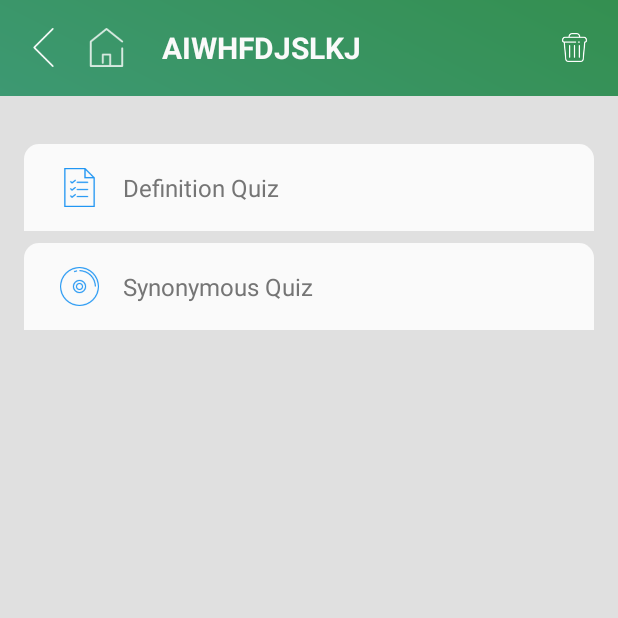
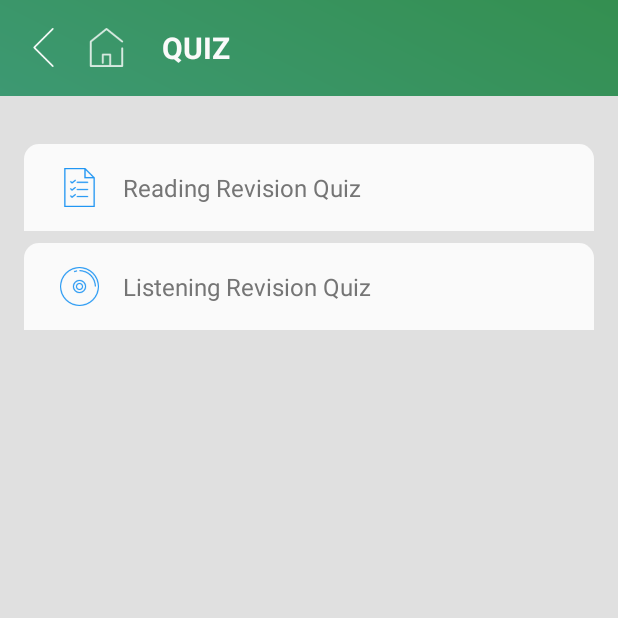
Before and after one commit to phamnutuyetan/DictwithOCR, an Android app: the QuizActivity screen opened directly, with no data from a screen before it, on a phone screen of 412 x 824 dp, the top half of it. Run offline under Robolectric (Android 15) with nearby library versions, the phone set to English and light mode, and no system bars; our stand-ins replace ButterKnife.

Commit message:
fix some bugs

```diff
--- a/Image2Text/app/src/main/java/com/deep/jscandictionary/CustomActionBarFragment.java
+++ b/Image2Text/app/src/main/java/com/deep/jscandictionary/CustomActionBarFragment.java
@@ -25,6 +25,7 @@ public class CustomActionBarFragment extends Fragment implements View.OnClickLis
     public static final int SIMPLE_TITLE_TYPE = 1;                 // for: OCRActivity, MultiTranslateActivity,...
     public static final int FAVORITE_TITLE_TYPE = 2;        // for: FavoriteActivity,...
     public static final int DETAIL_TITLE_TYPE = 3;          // for: DetailActivity
+    public static final int INFOMATION_TITLE_TYPE = 4;      // for: InformationActivity
 
     @BindView(R.id.ibtn_back)
     ImageButton btnBack;
@@ -38,8 +39,6 @@ public class CustomActionBarFragment extends Fragment implements View.OnClickLis
     CheckBox cbFavorite;
     @BindView(R.id.ibtn_home)
     ImageButton btnHome;
-
-    //private int type = SIMPLE_TITLE_TYPE;
 
     @Override
     public View onCreateView(LayoutInflater inflater, ViewGroup container, Bundle savedInstanceState){
@@ -76,6 +75,7 @@ public class CustomActionBarFragment extends Fragment implements View.OnClickLis
     }
 
     private void setInvisibleAll(){
+        btnHome.setVisibility(View.GONE);
         btnBin.setVisibility(View.INVISIBLE);
         tvTitle.setVisibility(View.INVISIBLE);
         searchView.setVisibility(View.INVISIBLE);
@@ -86,20 +86,30 @@ public class CustomActionBarFragment extends Fragment implements View.OnClickLis
         setInvisibleAll();
         switch (type){
             case SEARCH_RESULT_TITLE_TYPE:
+                btnHome.setVisibility(View.VISIBLE);
                 searchView.setVisibility(View.VISIBLE);
                 break;
 
             case DETAIL_TITLE_TYPE:
+                btnHome.setVisibility(View.VISIBLE);
                 tvTitle.setVisibility(View.VISIBLE);
                 cbFavorite.setVisibility(View.VISIBLE);
                 break;
 
             case FAVORITE_TITLE_TYPE:
+                btnHome.setVisibility(View.VISIBLE);
                 tvTitle.setVisibility(View.VISIBLE);
+                tvTitle.setText(title);
                 btnBin.setVisibility(View.VISIBLE);
                 break;
 
             case SIMPLE_TITLE_TYPE:
+                btnHome.setVisibility(View.VISIBLE);
+                tvTitle.setVisibility(View.VISIBLE);
+                tvTitle.setText(title);
+                break;
+
+            case INFOMATION_TITLE_TYPE:
                 tvTitle.setVisibility(View.VISIBLE);
                 tvTitle.setText(title);
                 break;
--- a/Image2Text/app/src/main/java/com/deep/jscandictionary/FavoriteActivity.java
+++ b/Image2Text/app/src/main/java/com/deep/jscandictionary/FavoriteActivity.java
@@ -72,7 +72,7 @@ public class FavoriteActivity extends FragmentActivity implements LoaderManager.
 
         // join the ActionBar on the top of this layout
         actionBarFragment = (CustomActionBarFragment) getSupportFragmentManager().findFragmentById(R.id.fr_action_bar);
-        actionBarFragment.setActionBarType(CustomActionBarFragment.FAVORITE_TITLE_TYPE, "FavoriteActivity");
+        actionBarFragment.setActionBarType(CustomActionBarFragment.FAVORITE_TITLE_TYPE, getString(R.string.favorite_title));
         actionBarFragment.btnBin.setOnClickListener(btnBinClickListener);
     }
 
--- a/Image2Text/app/src/main/java/com/deep/jscandictionary/MainActivity.java
+++ b/Image2Text/app/src/main/java/com/deep/jscandictionary/MainActivity.java
@@ -113,6 +113,8 @@ public class MainActivity extends AppCompatActivity implements View.OnClickListe
                 break;
 
             case R.id.btn_info:
+                intent = new Intent(this, InfomationActivity.class);
+                startActivity(intent);
                 break;
         }
     }
--- a/Image2Text/app/src/main/java/com/deep/jscandictionary/OCRActivity.java
+++ b/Image2Text/app/src/main/java/com/deep/jscandictionary/OCRActivity.java
@@ -59,7 +59,7 @@ public class OCRActivity extends FragmentActivity implements View.OnClickListene
 
         CustomActionBarFragment actionBarFragment = (CustomActionBarFragment) getSupportFragmentManager().findFragmentById(R.id.fr_action_bar);
         actionBarFragment.setActionBarType(CustomActionBarFragment.SIMPLE_TITLE_TYPE,
-                getString(R.string.multi_translate_title));
+                getString(R.string.ocr_title));
 
 
         String[] paths = new String[]{DATA_PATH, DATA_PATH + "tessdata/"};
--- a/Image2Text/app/src/main/java/com/deep/jscandictionary/Quiz/SynonymousQuizFragment.java
+++ b/Image2Text/app/src/main/java/com/deep/jscandictionary/Quiz/ListeningQuizFragment.java
@@ -41,7 +41,7 @@ import butterknife.ButterKnife;
  * Created by Phuong Nguyen Lan on 05/04/2017.
  */
 
-public class SynonymousQuizFragment extends Fragment implements LoaderManager.LoaderCallbacks<Cursor>,
+public class ListeningQuizFragment extends Fragment implements LoaderManager.LoaderCallbacks<Cursor>,
         View.OnClickListener{
     private static final int LOADER = 0;
 
--- a/Image2Text/app/src/main/java/com/deep/jscandictionary/Quiz/QuizActivity.java
+++ b/Image2Text/app/src/main/java/com/deep/jscandictionary/Quiz/QuizActivity.java
@@ -33,7 +33,7 @@ public class QuizActivity extends FragmentActivity {
 
         // join the ActionBar on the top of this layout
         actionBarFragment = (CustomActionBarFragment) getSupportFragmentManager().findFragmentById(R.id.fr_action_bar);
-        actionBarFragment.setActionBarType(CustomActionBarFragment.FAVORITE_TITLE_TYPE, "QuizActivity");
+        actionBarFragment.setActionBarType(CustomActionBarFragment.SIMPLE_TITLE_TYPE, getString(R.string.quiz_title));
 
         //join main quiz layout
         replaceFragment(new QuizMainFragment());
--- a/Image2Text/app/src/main/java/com/deep/jscandictionary/Quiz/QuizMainFragment.java
+++ b/Image2Text/app/src/main/java/com/deep/jscandictionary/Quiz/QuizMainFragment.java
@@ -37,11 +37,11 @@ public class QuizMainFragment extends Fragment implements View.OnClickListener{
     public void onClick(View view){
         switch (view.getId()){
             case R.id.ln_definition_quiz:
-                ((QuizActivity)getActivity()).replaceFragment(new DefinitionQuizFragment());
+                ((QuizActivity)getActivity()).replaceFragment(new ReadingQuizFragment());
                 break;
 
             case R.id.ln_synonymous_quiz:
-                ((QuizActivity)getActivity()).replaceFragment(new SynonymousQuizFragment());
+                ((QuizActivity)getActivity()).replaceFragment(new ListeningQuizFragment());
                 break;
         }
     }
--- a/Image2Text/app/src/main/java/com/deep/jscandictionary/Quiz/DefinitionQuizFragment.java
+++ b/Image2Text/app/src/main/java/com/deep/jscandictionary/Quiz/ReadingQuizFragment.java
@@ -36,7 +36,7 @@ import butterknife.ButterKnife;
 /**
  * Created by Phuong Nguyen Lan on 05/04/2017.
  */
-public class DefinitionQuizFragment extends Fragment implements LoaderManager.LoaderCallbacks<Cursor>{
+public class ReadingQuizFragment extends Fragment implements LoaderManager.LoaderCallbacks<Cursor>{
     private static final int LOADER = 0;
 
     @BindView(R.id.edt_answer)
--- a/Image2Text/app/src/main/res/layout/fragment_quiz_main.xml
+++ b/Image2Text/app/src/main/res/layout/fragment_quiz_main.xml
@@ -29,7 +29,7 @@
             android:layout_width="wrap_content"
             android:layout_height="wrap_content"
             android:clickable="false"
-            android:text="@string/title_definition_quiz_text"
+            android:text="@string/title_reading_quiz_text"
             style="@style/menu_tv_style"
             android:layout_gravity="center_vertical"/>
     </LinearLayout>
@@ -56,7 +56,7 @@
             android:layout_width="wrap_content"
             android:layout_height="wrap_content"
             android:clickable="false"
-            android:text="@string/title_synonymous_quiz_text"
+            android:text="@string/title_listening_quiz_text"
             style="@style/menu_tv_style"
             android:layout_gravity="center_vertical"/>
     </LinearLayout>
--- a/Image2Text/app/src/main/res/values/strings.xml
+++ b/Image2Text/app/src/main/res/values/strings.xml
@@ -15,7 +15,7 @@
 
 
     <!-- OCRActivity -->
-    <string name="ocr_title">OCR</string>
+    <string name="ocr_title">OCR Scan</string>
     <string name="button_text">OCR!</string>
     <string name="text_hint">OCRed Text will appear here</string>
 
@@ -37,6 +37,7 @@
     <!--<string name="sample_large_string">"Lorem Ipsum is simply dummy text of the printing and typesetting industry. Lorem Ipsum has been the industry's standard dummy text ever since the 1500s, when an unknown printer took a galley of type and scrambled it to make a type specimen book. It has survived not only five centuries, but also the leap into electronic typesetting, remaining essentially unchanged. It was popularised in the 1960s with the release of Letraset sheets containing Lorem Ipsum passages, and more recently with desktop publishing software like Aldus PageMaker including versions of Lorem Ipsum."</string>-->
     <string name="sample_large_string">""</string>
     <string name="sample_title_string">"What is lorem ipsum?"</string>
+    <string name="detail_title">Detail</string>
     <string name="pronunciation">Pronunciation</string>
     <string name="synonymous">Synonymous</string>
     <string name="english">English</string>
@@ -47,14 +48,15 @@
     <string name="save_unsuccessfully">Error happens when saving this word</string>
 
     <!-- InfomationActivity -->
+    <string name="infomation_title">Information</string>
     <string name="pre_market_uri">"market://details?id="</string>
     <string name="pre_google_play_uri">"http://play.google.com/store/apps/details?id="</string>
     <string name="fanpage_url">"https://www.facebook.com/pg/JScan-T%%E1%%BB%%AB-%%C4%%91i%%E1%%BB%%83n-v%%C3%%A0-OCR-ti%%E1%%BA%%BFng-Nh%%E1%%BA%%ADt-1712671182359298/about/?ref=page_internal"</string>
 
     <!-- QuizActivity -->
     <string name="quiz_title">Quiz</string>
-    <string name="title_definition_quiz_text">Definition Quiz</string>
-    <string name="title_synonymous_quiz_text">Synonymous Quiz</string>
+    <string name="title_reading_quiz_text">Reading Revision Quiz</string>
+    <string name="title_listening_quiz_text">Listening Revision Quiz</string>
     <string name="quiz_submit_hint">"Enter your answer here..."</string>
     <string name="your_score_text">Your score</string>
 
@@ -67,6 +69,7 @@
 
     <!-- SearchResultActivity-->
     <string name="not_found"> is not found</string>
+    <string name="search_result_title">Search Result</string>
 
 
     <!-- Others -->
```
Also changed, not shown: Image2Text/app/src/main/AndroidManifest.xml (+15 -15 lines).
